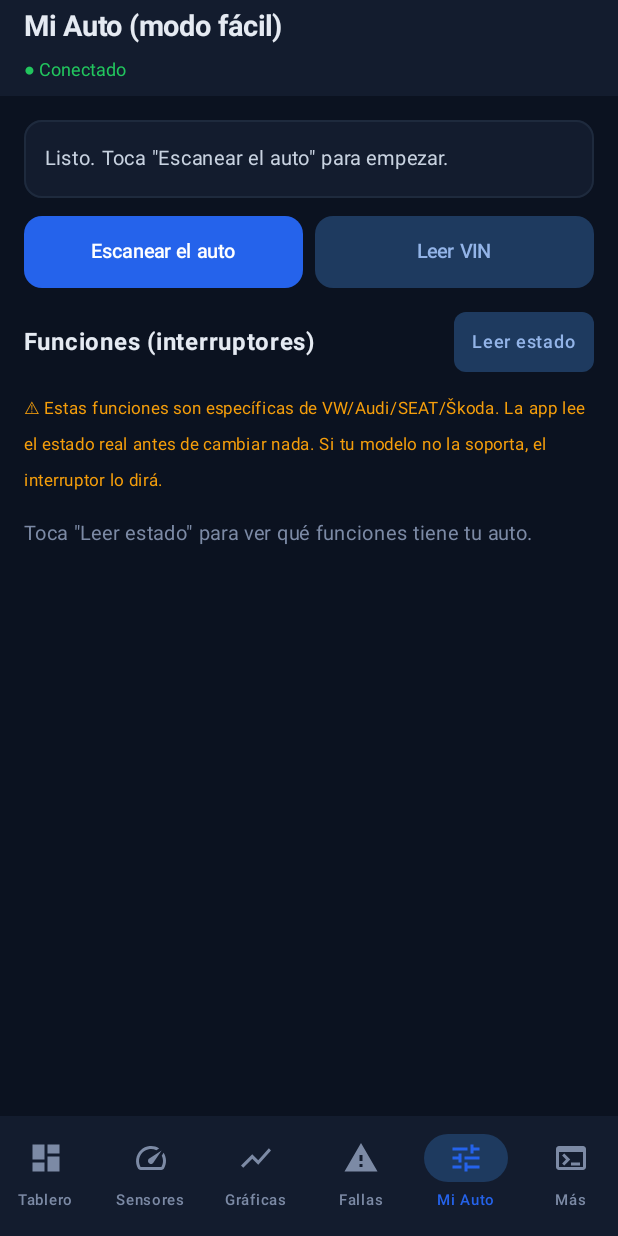
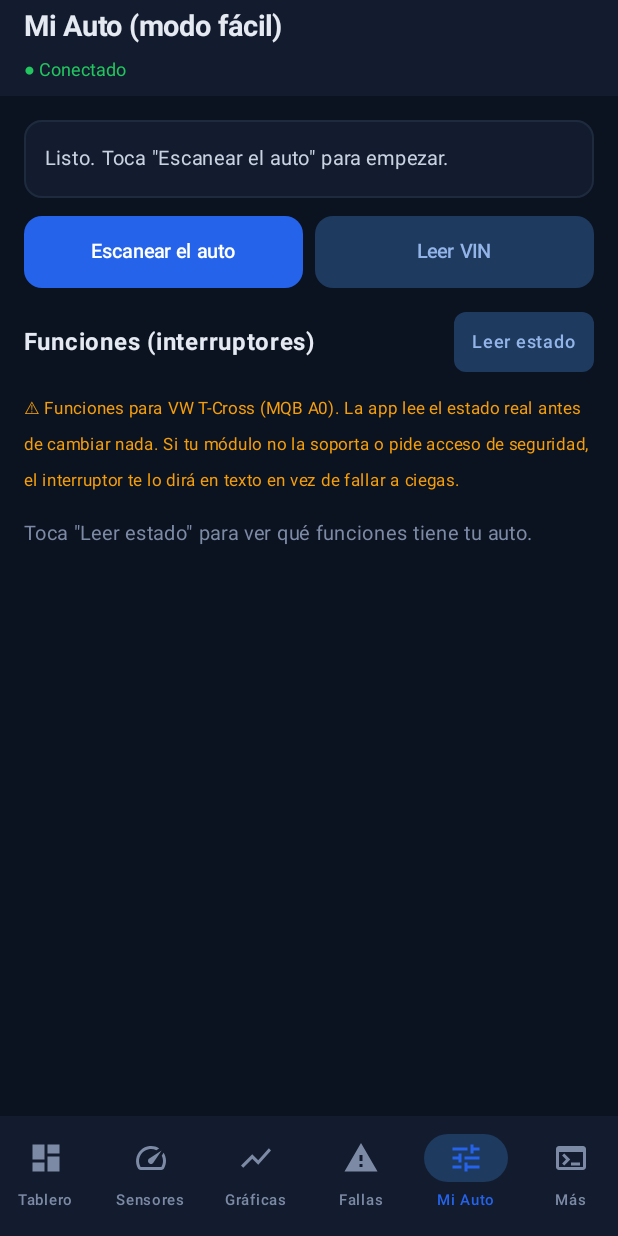
Before and after one commit to jarmzcomz/OBD2, an Android app built with Jetpack Compose: the HomeScreen screen opened through its navigation route, item 5 of the bottom bar chosen, on a phone screen of 412 x 824 dp. Run offline under Robolectric (Android 15) with nearby library versions, the phone set to English and light mode, and no system bars.

Commit message:
feat: afinar catalogo VAG para VW T-Cross (MQB A0)

```diff
--- a/auto-diag-suite/android/app/src/main/java/com/autodiag/ui/HomeScreen.kt
+++ b/auto-diag-suite/android/app/src/main/java/com/autodiag/ui/HomeScreen.kt
@@ -400,8 +400,9 @@ private fun VagTab(vm: VagViewModel) {
         }
         item {
             Text(
-                "⚠ Estas funciones son específicas de VW/Audi/SEAT/Škoda. La app lee el " +
-                    "estado real antes de cambiar nada. Si tu modelo no la soporta, el interruptor lo dirá.",
+                "⚠ Funciones para VW T-Cross (MQB A0). La app lee el estado real antes de " +
+                    "cambiar nada. Si tu módulo no la soporta o pide acceso de seguridad, el " +
+                    "interruptor te lo dirá en texto en vez de fallar a ciegas.",
                 color = Color(0xFFF59E0B), fontSize = 11.sp
             )
         }
```
Also changed, not shown: auto-diag-suite/android/app/src/main/java/com/autodiag/data/VagCatalog.kt (+26 -18 lines).
